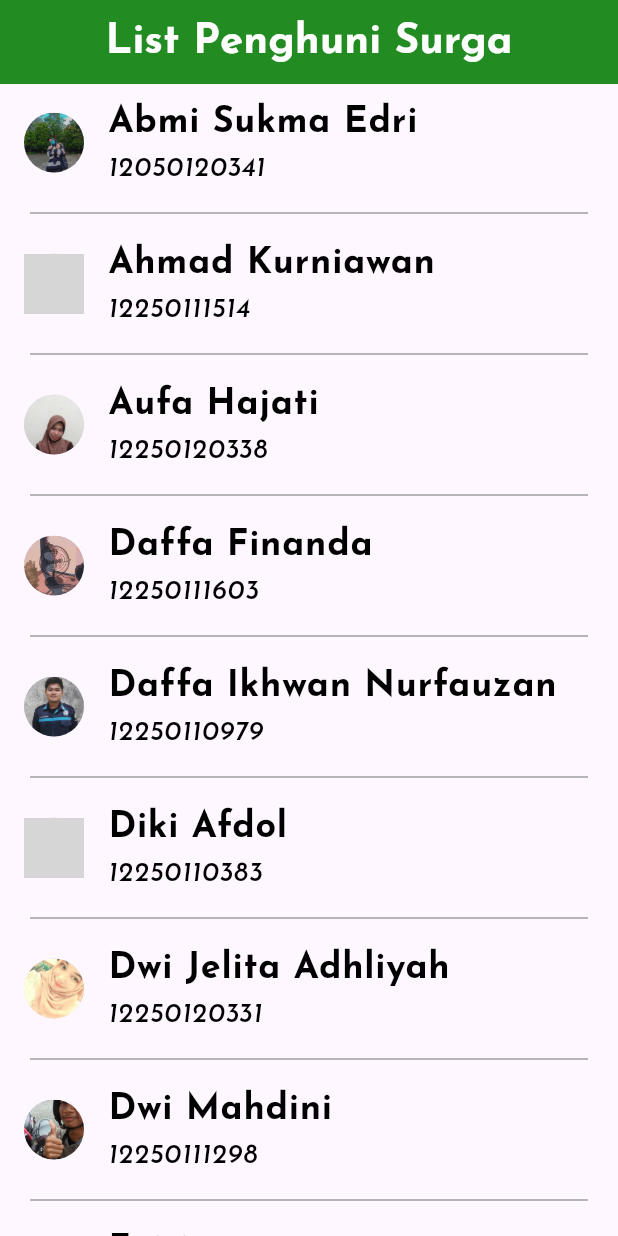
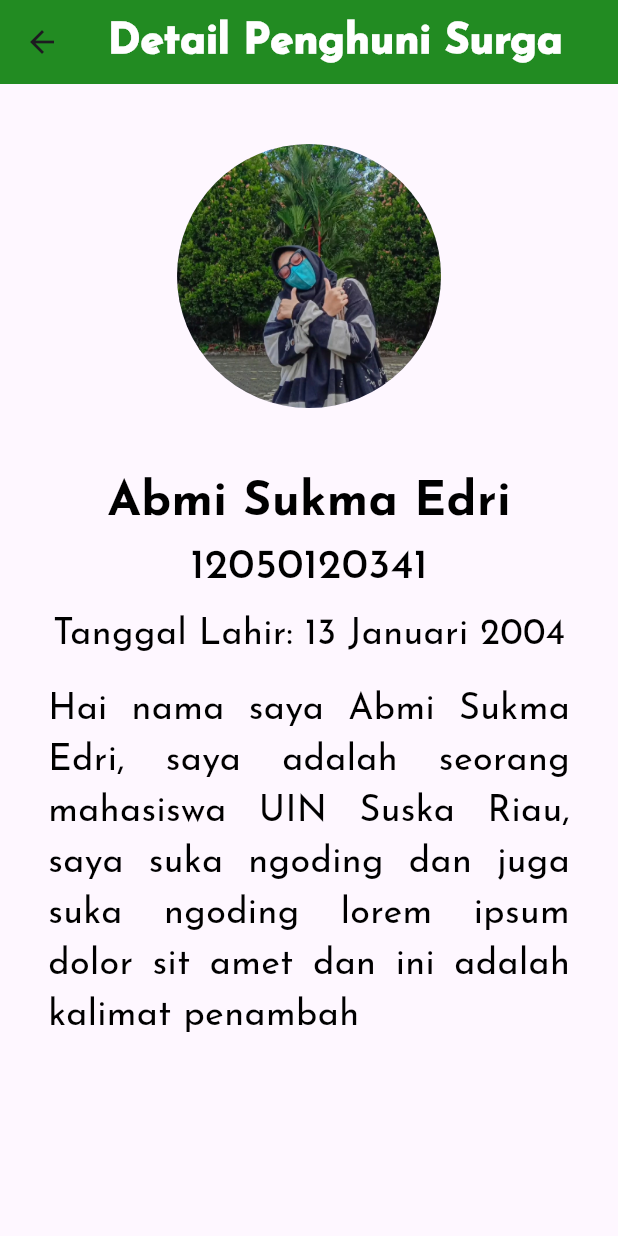
Before and after one commit to DaffaIkhwan/RecyclerViewV2, a Flutter app: the screen it shows after launch, after a tap on "Abmi Sukma Edri", on a phone screen of 412 x 824 dp. Run offline on Flutter 3.47's test engine with Material 3 defaults, Android fonts, the phone set to English and light mode, and no system bars; grey boxes are pictures that could not be loaded.

Commit message:
komit pertama

```diff
--- /dev/null
+++ b/lib/detail_items.dart
@@ -0,0 +1,92 @@
+import 'package:flutter/material.dart';
+
+class DetailPage extends StatelessWidget {
+  final String nama;
+  final String nim;
+  final String foto;
+  final String tanggalLahir;
+
+  const DetailPage(
+      {super.key,
+      required this.nama,
+      required this.nim,
+      required this.foto,
+      required this.tanggalLahir});
+
+  @override
+  Widget build(BuildContext context) {
+    return Scaffold(
+      appBar: AppBar(
+        title: const Text(
+          'Detail Penghuni Surga',
+          style: TextStyle(
+            fontSize: 28,
+            color: Colors.white,
+            fontFamily: 'JosefinSans',
+            fontWeight: FontWeight.w900,
+          ),
+        ),
+        centerTitle: true,
+        backgroundColor: const Color.fromARGB(255, 34, 139, 34),
+      ),
+      body: Center(
+        child: Column(
+          mainAxisAlignment: MainAxisAlignment.start,
+          children: [
+            SizedBox(
+              height: 256,
+              child: CircleAvatar(
+                radius: 88,
+                backgroundImage: AssetImage(foto),
+              ),
+            ),
+            Text(
+              nama,
+              style: const TextStyle(
+                fontSize: 32.0,
+                fontFamily: 'JosefinSans',
+                color: Colors.black,
+                fontWeight: FontWeight.bold,
+              ),
+            ),
+            Text(
+              nim,
+              style: const TextStyle(
+                fontSize: 28.0,
+                fontFamily: 'JosefinSans',
+                color: Colors.black,
+                fontWeight: FontWeight.w500,
+              ),
+            ),
+            const SizedBox(height: 8),
+            Text(
+              'Tanggal Lahir: $tanggalLahir',
+              style: const TextStyle(
+                fontSize: 24.0,
+                fontFamily: 'JosefinSans',
+                color: Colors.black,
+                fontWeight: FontWeight.w400,
+              ),
+            ),
+            const SizedBox(
+              height: 16,
+            ),
+            Container(
+              margin: const EdgeInsets.symmetric(horizontal: 32),
+              child: Text(
+                'Hai nama saya $nama, saya adalah seorang mahasiswa UIN Suska Riau, saya suka ngoding dan juga suka ngoding lorem ipsum dolor sit amet dan ini adalah kalimat penambah',
+                textAlign: TextAlign.justify,
+                style: const TextStyle(
+                  fontSize: 24.0,
+                  fontFamily: 'JosefinSans',
+                  color: Colors.black,
+                  fontWeight: FontWeight.w400,
+                ),
+              ),
+            ),
+          ],
+        ),
+      ),
+    );
+  }
+}
--- a/lib/list_items.dart
+++ b/lib/list_items.dart
@@ -1,4 +1,5 @@
 import 'package:flutter/material.dart';
+import 'detail_items.dart';
 
 class MyListPage extends StatelessWidget {
   final List<Map<String, dynamic>> items;
@@ -8,6 +9,7 @@ class MyListPage extends StatelessWidget {
   @override
   Widget build(BuildContext context) {
     return Scaffold(
+      backgroundColor: Colors.green[100],
       appBar: AppBar(
         title: const Text(
           'List Penghuni Surga',
@@ -15,7 +17,7 @@ class MyListPage extends StatelessWidget {
             fontSize: 28,
             color: Colors.white,
             fontFamily: 'JosefinSans',
-            fontWeight: FontWeight.w700,
+            fontWeight: FontWeight.w900,
           ),
         ),
         centerTitle: true,
@@ -42,14 +44,25 @@ class MyListPage extends StatelessWidget {
                 subtitle: Text(
                   items[index]['nim'],
                   style: const TextStyle(
-                      fontSize: 18.0,
-                      fontFamily: 'JosefinSans',
-                      color: Colors.black,
-                      fontWeight: FontWeight.w400,
-                      fontStyle: FontStyle.italic),
+                    fontSize: 18.0,
+                    fontFamily: 'JosefinSans',
+                    color: Colors.black,
+                    fontWeight: FontWeight.w400,
+                  ),
                 ),
                 onTap: () {
-                  // Implementasi aksi saat item di-tap di sini
+                  // Implementasi aksi saat item di-tap
+                  Navigator.push(
+                    context,
+                    MaterialPageRoute(
+                      builder: (context) => DetailPage(
+                        nama: items[index]['nama'],
+                        nim: items[index]['nim'],
+                        foto: items[index]['foto'],
+                        tanggalLahir: items[index]['tanggal_lahir'],
+                      ),
+                    ),
+                  );
                 },
               ),
               const Divider(
--- a/lib/main_page.dart
+++ b/lib/main_page.dart
@@ -12,126 +12,151 @@ class MainPage extends StatelessWidget {
         'nama': 'Abmi Sukma Edri',
         'nim': '12050120341',
         'foto': 'assets/images/amiii.jpg',
+        'tanggal_lahir': '13 Januari 2004',
       },
       {
         'nama': 'Ahmad Kurniawan',
         'nim': '12250111514',
         'foto': 'assets/images/ahmed.jpg',
+        'tanggal_lahir': '13 Januari 2004',
       },
       {
         'nama': 'Aufa Hajati',
         'nim': '12250120338',
         'foto': 'assets/images/Aufa.jpg',
+        'tanggal_lahir': '13 Januari 2004',
       },
       {
         'nama': 'Daffa Finanda',
         'nim': '12250111603',
         'foto': 'assets/images/dapin.png',
+        'tanggal_lahir': '13 Januari 2004',
       },
       {
         'nama': 'Daffa Ikhwan Nurfauzan',
         'nim': '12250110979',
         'foto': 'assets/images/Dapa.jpg',
+        'tanggal_lahir': '13 Januari 2004',
       },
       {
         'nama': 'Diki Afdol',
         'nim': '12250110383',
         'foto': 'assets/images/dudung.jpg',
+        'tanggal_lahir': '13 Januari 2004',
       },
       {
         'nama': 'Dwi Jelita Adhliyah',
         'nim': '12250120331',
         'foto': 'assets/images/jelita.jpg',
+        'tanggal_lahir': '13 Januari 2004',
       },
       {
         'nama': 'Dwi Mahdini',
         'nim': '12250111298',
         'foto': 'assets/images/dwik.jpeg',
+        'tanggal_lahir': '13 Januari 2004',
       },
       {
         'nama': 'Fajri',
         'nim': '1225011082',
         'foto': 'assets/images/fajri.jpg',
+        'tanggal_lahir': '13 Januari 2004',
       },
       {
         'nama': 'Fakhri',
         'nim': '12250111381',
         'foto': 'assets/images/fakhri.jpg',
+        'tanggal_lahir': '13 Januari 2004',
       },
       {
         'nama': 'Farras Lathief',
         'nim': '12250111328',
         'foto': 'assets/images/farras.jpeg',
+        'tanggal_lahir': '13 Januari 2004',
       },
       {
         'nama': 'Gilang Ramadhan Indra',
         'nim': '12250111323',
         'foto': 'assets/images/gilang.png',
+        'tanggal_lahir': '13 Januari 2004',
       },
       {
         'nama': 'Hafidz Alhadid Rahman',
         'nim': '12250111794',
         'foto': 'assets/images/hafidz.png',
+        'tanggal_lahir': '13 Januari 2004',
       },
       {
         'nama': 'Haritsah Naufaldy',
         'nim': '12250110361',
         'foto': 'assets/images/aldy.jpeg',
+        'tanggal_lahir': '13 Januari 2004',
       },
       {
         'nama': 'M. Nabil Dawami',
         'nim': '12250111527',
         'foto': 'assets/images/nabil.jpg',
+        'tanggal_lahir': '13 Januari 2004',
       },
       {
         'nama': 'Muh. Zaki Erbai Syas',
         'nim': '12250111134',
         'foto': 'assets/images/zaki.png',
+        'tanggal_lahir': '13 Januari 2004',
       },
       {
         'nama': 'Muhammad Aditya Rinaldi',
         'nim': '12250111048',
         'foto': 'assets/images/adit.jpg',
+        'tanggal_lahir': '13 Januari 2004',
       },
       {
         'nama': 'M. Dhimas Hadid Fachrezy',
         'nim': '12250111231',
         'foto': 'assets/images/dms.jpeg',
+        'tanggal_lahir': '13 Januari 2004',
       },
       {
         'nama': 'Muhammad Faruq',
         'nim': '12250111791',
         'foto': 'assets/images/faruqhz.png',
+        'tanggal_lahir': '13 Januari 2004',
       },
       {
         'nama': 'Muhammad Rafly Wirayudha',
         'nim': '12250111489',
         'foto': 'assets/images/rafly.png',
+        'tanggal_lahir': '13 Januari 2004',
       },
       {
         'nama': 'Nurika Dwi Wahyuni',
         'nim': '12250120360',
         'foto': 'assets/images/nurika.jpg',
+        'tanggal_lahir': '13 Januari 2004',
       },
       {
         'nama': 'Ogya Secio Nugroho',
         'nim': '12250111346',
         'foto': 'assets/images/ogi.png',
+        'tanggal_lahir': '13 Januari 2004',
       },
       {
         'nama': 'Rahma Laksita',
         'nim': '12250124357',
         'foto': 'assets/images/rahma.jpg',
+        'tanggal_lahir': '13 Januari 2004',
       },
       {
         'nama': 'Raka Sabri',
         'nim': '12250110342',
         'foto': 'assets/images/dudung.jpg',
+        'tanggal_lahir': '13 Januari 2004',
       },
       {
         'nama': 'Surya Hidayatullah Firdaus',
         'nim': '12250111759',
         'foto': 'assets/images/srya.PNG',
+        'tanggal_lahir': '13 Januari 2004',
       },
     ];
 
```
